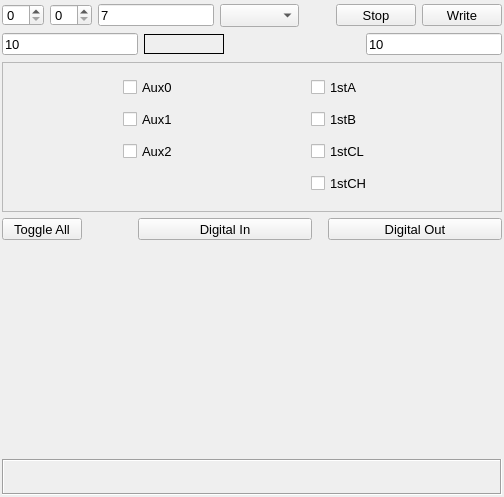
This is dioform.ui in MccDv/mdihattest as Qt 5 draws it before an edit. The edited form follows.
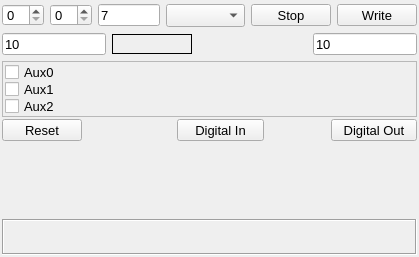
This is the edited form. The open tabs and pages were chosen to show the change. Custom widgets are drawn as their Qt base class.

```diff
--- a/dioform.ui
+++ b/dioform.ui
@@ -6,10 +6,21 @@
    <rect>
     <x>0</x>
     <y>0</y>
-    <width>504</width>
-    <height>497</height>
+    <width>419</width>
+    <height>256</height>
    </rect>
   </property>
+  <property name="sizePolicy">
+   <sizepolicy hsizetype="Preferred" vsizetype="Preferred">
+    <horstretch>0</horstretch>
+    <verstretch>0</verstretch>
+   </sizepolicy>
+  </property>
+  <property name="font">
+   <font>
+    <pointsize>10</pointsize>
+   </font>
+  </property>
   <property name="windowTitle">
    <string>Form</string>
   </property>
@@ -32,7 +43,7 @@
    <item>
     <widget class="QFrame" name="fraAsync">
      <property name="sizePolicy">
-      <sizepolicy hsizetype="Preferred" vsizetype="Minimum">
+      <sizepolicy hsizetype="Preferred" vsizetype="Preferred">
        <horstretch>0</horstretch>
        <verstretch>0</verstretch>
       </sizepolicy>
@@ -105,6 +116,12 @@
       </item>
       <item>
        <widget class="QLineEdit" name="leNumSamples">
+        <property name="sizePolicy">
+         <sizepolicy hsizetype="Preferred" vsizetype="Preferred">
+          <horstretch>0</horstretch>
+          <verstretch>0</verstretch>
+         </sizepolicy>
+        </property>
         <property name="maximumSize">
          <size>
           <width>16777215</width>
@@ -319,7 +336,7 @@
      <property name="minimumSize">
       <size>
        <width>0</width>
-       <height>190</height>
+       <height>0</height>
       </size>
      </property>
      <property name="frameShape">
@@ -349,7 +366,7 @@
         <property name="minimumSize">
          <size>
           <width>0</width>
-          <height>148</height>
+          <height>0</height>
          </size>
         </property>
         <property name="maximumSize">
@@ -364,113 +381,50 @@
         <property name="frameShadow">
          <enum>QFrame::Raised</enum>
         </property>
-        <layout class="QGridLayout" name="gridLayout_2">
+        <layout class="QHBoxLayout" name="horizontalLayout_5">
+         <property name="spacing">
+          <number>1</number>
+         </property>
          <property name="leftMargin">
-          <number>6</number>
+          <number>2</number>
          </property>
          <property name="topMargin">
           <number>2</number>
          </property>
          <property name="rightMargin">
-          <number>6</number>
+          <number>2</number>
          </property>
          <property name="bottomMargin">
           <number>2</number>
          </property>
-         <property name="horizontalSpacing">
-          <number>4</number>
-         </property>
-         <property name="verticalSpacing">
-          <number>2</number>
-         </property>
-         <item row="1" column="1">
-          <widget class="QCheckBox" name="chk1stB">
-           <property name="maximumSize">
-            <size>
-             <width>70</width>
-             <height>16</height>
-            </size>
-           </property>
-           <property name="font">
-            <font>
-             <pointsize>10</pointsize>
-            </font>
-           </property>
-           <property name="text">
-            <string>1stB</string>
-           </property>
-           <property name="portNum" stdset="0">
-            <number>11</number>
-           </property>
-          </widget>
-         </item>
-         <item row="2" column="0">
-          <widget class="QCheckBox" name="chkAux2">
-           <property name="maximumSize">
-            <size>
-             <width>70</width>
-             <height>16</height>
-            </size>
-           </property>
-           <property name="font">
-            <font>
-             <pointsize>10</pointsize>
-            </font>
-           </property>
-           <property name="text">
-            <string>Aux2</string>
-           </property>
-           <property name="portNum" stdset="0">
-            <number>3</number>
-           </property>
-          </widget>
-         </item>
-         <item row="2" column="1">
-          <widget class="QCheckBox" name="chk1stCL">
-           <property name="maximumSize">
-            <size>
-             <width>70</width>
-             <height>16</height>
-            </size>
-           </property>
-           <property name="font">
-            <font>
-             <pointsize>10</pointsize>
-            </font>
-           </property>
-           <property name="text">
-            <string>1stCL</string>
-           </property>
-           <property name="portNum" stdset="0">
-            <number>12</number>
-           </property>
-          </widget>
-         </item>
-         <item row="3" column="1">
-          <widget class="QCheckBox" name="chk1stCH">
-           <property name="maximumSize">
-            <size>
-             <width>70</width>
-             <height>16</height>
-            </size>
-           </property>
-           <property name="font">
-            <font>
-             <pointsize>10</pointsize>
-            </font>
-           </property>
-           <property name="text">
-            <string>1stCH</string>
-           </property>
-           <property name="portNum" stdset="0">
-            <number>13</number>
-           </property>
-          </widget>
-         </item>
-         <item row="0" column="0">
+         <item>
+          <widget class="QFrame" name="frame">
+           <property name="frameShape">
+            <enum>QFrame::NoFrame</enum>
+           </property>
+           <property name="frameShadow">
+            <enum>QFrame::Raised</enum>
+           </property>
+           <layout class="QVBoxLayout" name="verticalLayout_3">
+            <property name="spacing">
+             <number>1</number>
+            </property>
+            <property name="leftMargin">
+             <number>0</number>
+            </property>
+            <property name="topMargin">
+             <number>0</number>
+            </property>
+            <property name="rightMargin">
+             <number>0</number>
+            </property>
+            <property name="bottomMargin">
+             <number>0</number>
+            </property>
+            <item>
           <widget class="QCheckBox" name="chkAux0">
            <property name="sizePolicy">
-            <sizepolicy hsizetype="Minimum" vsizetype="Minimum">
+               <sizepolicy hsizetype="Preferred" vsizetype="Minimum">
              <horstretch>0</horstretch>
              <verstretch>0</verstretch>
             </sizepolicy>
@@ -500,29 +454,14 @@
            </property>
           </widget>
          </item>
-         <item row="0" column="1">
-          <widget class="QCheckBox" name="chk1stA">
-           <property name="maximumSize">
-            <size>
-             <width>70</width>
-             <height>16</height>
-            </size>
-           </property>
-           <property name="font">
-            <font>
-             <pointsize>10</pointsize>
-            </font>
-           </property>
-           <property name="text">
-            <string>1stA</string>
-           </property>
-           <property name="portNum" stdset="0">
-            <number>10</number>
-           </property>
-          </widget>
-         </item>
-         <item row="1" column="0">
+            <item>
           <widget class="QCheckBox" name="chkAux1">
+              <property name="sizePolicy">
+               <sizepolicy hsizetype="Preferred" vsizetype="Fixed">
+                <horstretch>0</horstretch>
+                <verstretch>0</verstretch>
+               </sizepolicy>
+              </property>
            <property name="maximumSize">
             <size>
              <width>70</width>
@@ -542,6 +481,49 @@
            </property>
           </widget>
          </item>
+            <item>
+             <widget class="QCheckBox" name="chkAux2">
+              <property name="sizePolicy">
+               <sizepolicy hsizetype="Preferred" vsizetype="Fixed">
+                <horstretch>0</horstretch>
+                <verstretch>0</verstretch>
+               </sizepolicy>
+              </property>
+              <property name="maximumSize">
+               <size>
+                <width>70</width>
+                <height>16</height>
+               </size>
+              </property>
+              <property name="font">
+               <font>
+                <pointsize>10</pointsize>
+               </font>
+              </property>
+              <property name="text">
+               <string>Aux2</string>
+              </property>
+              <property name="portNum" stdset="0">
+               <number>3</number>
+              </property>
+             </widget>
+            </item>
+           </layout>
+          </widget>
+         </item>
+         <item>
+          <spacer name="horizontalSpacer_6">
+           <property name="orientation">
+            <enum>Qt::Horizontal</enum>
+           </property>
+           <property name="sizeHint" stdset="0">
+            <size>
+             <width>350</width>
+             <height>20</height>
+            </size>
+           </property>
+          </spacer>
+         </item>
         </layout>
        </widget>
       </item>
@@ -559,9 +541,9 @@
         <property name="frameShadow">
          <enum>QFrame::Raised</enum>
         </property>
-        <layout class="QHBoxLayout" name="portSetLayout" stretch="1,0,3,3">
+        <layout class="QHBoxLayout" name="portSetLayout" stretch="1,3,3,2,3">
          <property name="spacing">
-          <number>16</number>
+          <number>9</number>
          </property>
          <property name="leftMargin">
           <number>0</number>
@@ -589,7 +571,7 @@
             </font>
            </property>
            <property name="text">
-            <string>Toggle All</string>
+            <string>Reset</string>
            </property>
           </widget>
          </item>
@@ -624,6 +606,19 @@
            </property>
           </widget>
          </item>
+         <item>
+          <spacer name="horizontalSpacer_5">
+           <property name="orientation">
+            <enum>Qt::Horizontal</enum>
+           </property>
+           <property name="sizeHint" stdset="0">
+            <size>
+             <width>40</width>
+             <height>20</height>
+            </size>
+           </property>
+          </spacer>
+         </item>
          <item>
           <widget class="QPushButton" name="cmdConfigOut">
            <property name="maximumSize">
@@ -650,6 +645,12 @@
    </item>
    <item>
     <widget class="QStackedWidget" name="stackedWidget">
+     <property name="sizePolicy">
+      <sizepolicy hsizetype="Preferred" vsizetype="Preferred">
+       <horstretch>0</horstretch>
+       <verstretch>0</verstretch>
+      </sizepolicy>
+     </property>
      <property name="currentIndex">
       <number>0</number>
      </property>
@@ -682,7 +683,20 @@
        </item>
       </layout>
      </widget>
-     <widget class="QWidget" name="pgBits"/>
+     <widget class="QWidget" name="pgBits">
+      <property name="sizePolicy">
+       <sizepolicy hsizetype="Preferred" vsizetype="Preferred">
+        <horstretch>0</horstretch>
+        <verstretch>0</verstretch>
+       </sizepolicy>
+      </property>
+      <property name="minimumSize">
+       <size>
+        <width>415</width>
+        <height>0</height>
+       </size>
+      </property>
+     </widget>
      <widget class="QWidget" name="pgPlot">
       <layout class="QVBoxLayout" name="verticalLayout_2" stretch="10,1">
        <property name="spacing">
```
Left out of the diff: 16 changed lines with no effect on the pictures. Lines whose indentation alone changed are shown as unchanged.
